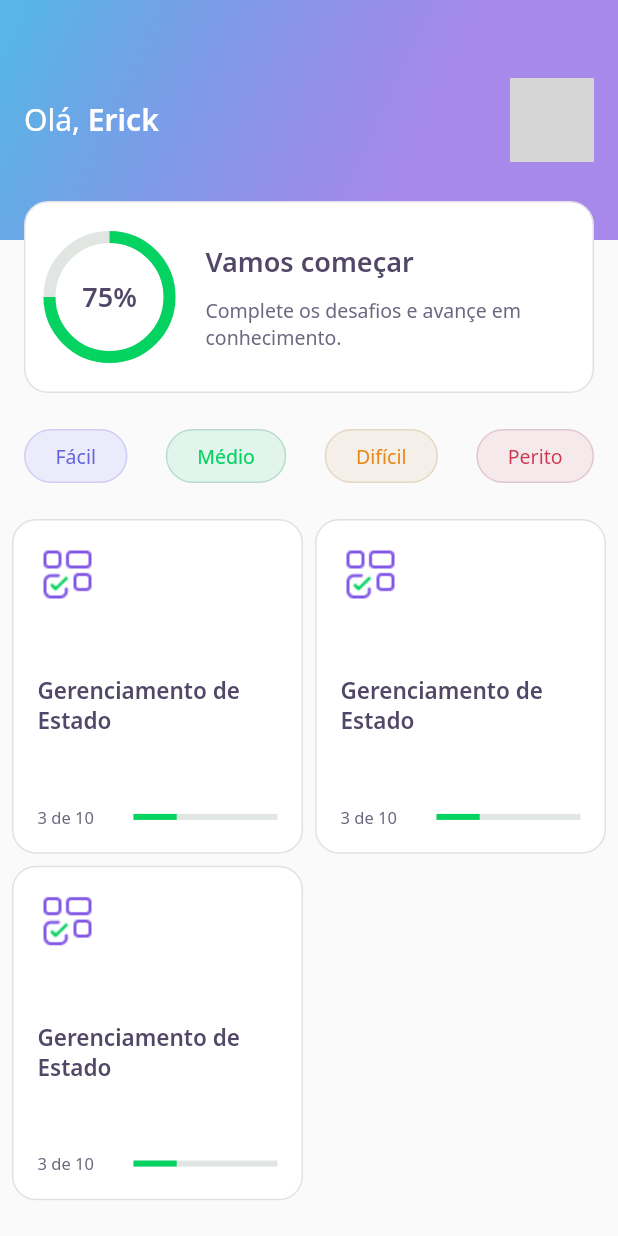
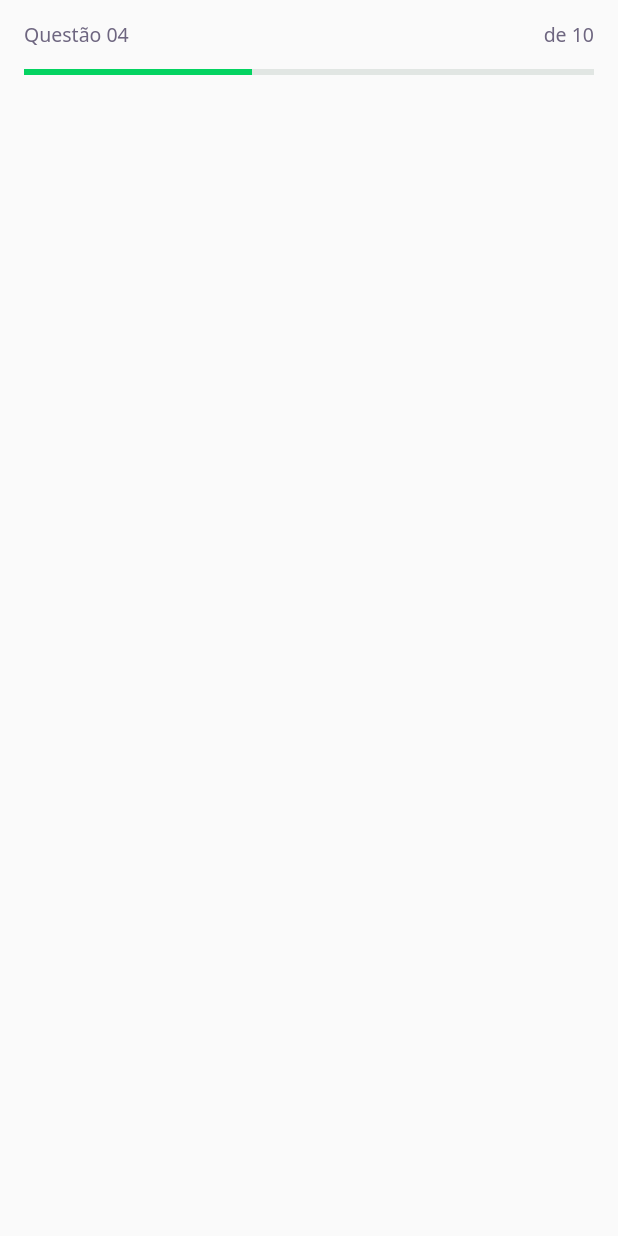
Before and after one commit to dsErick/devquiz-nlw5, a Flutter app: the screen it shows after launch, on a phone screen of 412 x 824 dp. Run offline on Flutter 3.47's test engine with Material 2 defaults, Android fonts, the phone set to English and light mode, and no system bars; our stand-ins replace google_fonts; grey boxes are pictures that could not be loaded.

Commit message:
Parte inicial da ChallengePage

```diff
--- /dev/null
+++ b/lib/challenge/challenge_page.dart
@@ -0,0 +1,25 @@
+import 'package:flutter/material.dart';
+
+import 'package:dev_quiz/challenge/question_indicator/question_indicator_widget.dart';
+
+class ChallengePage extends StatefulWidget {
+    const ChallengePage({Key? key}) : super(key: key);
+
+    @override
+    _ChallengePageState createState () => _ChallengePageState();
+}
+
+class _ChallengePageState extends State<ChallengePage> {
+    @override
+    Widget build(BuildContext context){
+        return Scaffold(
+            appBar: PreferredSize(
+                preferredSize: Size.fromHeight(64),
+                child: SafeArea(
+                    top: true,
+                    child: QuestionIndicatorWidget()
+                )
+            )
+        );
+    }
+}
--- /dev/null
+++ b/lib/challenge/question_indicator/question_indicator_widget.dart
@@ -0,0 +1,34 @@
+import 'package:flutter/material.dart';
+
+import 'package:dev_quiz/core/app_text_styles.dart';
+import 'package:dev_quiz/shared/widgets/progress_indicator/progress_indicator_widget.dart';
+
+class QuestionIndicatorWidget extends StatelessWidget {
+    const QuestionIndicatorWidget({Key? key}) : super(key: key);
+
+    @override
+    Widget build(BuildContext context) {
+        return Container(
+            padding: const EdgeInsets.symmetric(horizontal: 16),
+            child: Column(
+                mainAxisAlignment: MainAxisAlignment.spaceEvenly,
+                children: <Widget>[
+                    Row(
+                        mainAxisAlignment: MainAxisAlignment.spaceBetween,
+                        children: <Widget>[
+                            Text(
+                                'Questão 04',
+                                style: AppTextStyles.body
+                            ),
+                            Text(
+                                'de 10',
+                                style: AppTextStyles.body
+                            ),
+                        ]
+                    ),
+                    ProgressIndicatorWidget(value: .4)
+                ]
+            ),
+        );
+    }
+}
--- a/lib/core/app_widget.dart
+++ b/lib/core/app_widget.dart
@@ -2,6 +2,7 @@ import 'package:flutter/material.dart';
 
 import 'package:dev_quiz/home/home_page.dart';
 import 'package:dev_quiz/splash/splash_page.dart';
+import 'package:dev_quiz/challenge/challenge_page.dart';
 
 class AppWidget extends StatelessWidget {
     @override
@@ -9,7 +10,7 @@ class AppWidget extends StatelessWidget {
         return MaterialApp(
             title: 'DevQuiz',
             debugShowCheckedModeBanner: false,
-            home: HomePage(),
+            home: ChallengePage(),
         );
     }
 }
--- a/lib/home/widgets/quiz_card/quiz_card_widget.dart
+++ b/lib/home/widgets/quiz_card/quiz_card_widget.dart
@@ -3,6 +3,7 @@ import 'package:flutter/material.dart';
 import 'package:dev_quiz/core/app_colors.dart';
 import 'package:dev_quiz/core/app_images.dart';
 import 'package:dev_quiz/core/app_text_styles.dart';
+import 'package:dev_quiz/shared/widgets/progress_indicator/progress_indicator_widget.dart';
 
 class QuizCardWidget extends StatelessWidget {
     const QuizCardWidget({Key? key}) : super(key: key);
@@ -39,11 +40,7 @@ class QuizCardWidget extends StatelessWidget {
                             ),
                             Expanded(
                                 flex: 3,
-                                child: LinearProgressIndicator(
-                                    value: .3,
-                                    backgroundColor: AppColors.chartSecondary,
-                                    valueColor: AlwaysStoppedAnimation<Color?>(AppColors.chartPrimary),
-                                ),
+                                child: ProgressIndicatorWidget(value: .3)
                             ),
                         ]
                     )
--- /dev/null
+++ b/lib/shared/widgets/progress_indicator/progress_indicator_widget.dart
@@ -0,0 +1,18 @@
+import 'package:flutter/material.dart';
+
+import 'package:dev_quiz/core/app_colors.dart';
+
+class ProgressIndicatorWidget extends StatelessWidget {
+    ProgressIndicatorWidget({Key? key, required this.value}) : super(key: key);
+
+    final double value;
+
+    @override
+    Widget build(BuildContext context) {
+        return LinearProgressIndicator(
+            value: value,
+            backgroundColor: AppColors.chartSecondary,
+            valueColor: AlwaysStoppedAnimation<Color?>(AppColors.chartPrimary),
+        );
+  }
+}
```
Also changed, not shown: lib/home/home_page.dart (line endings or trailing spaces).
